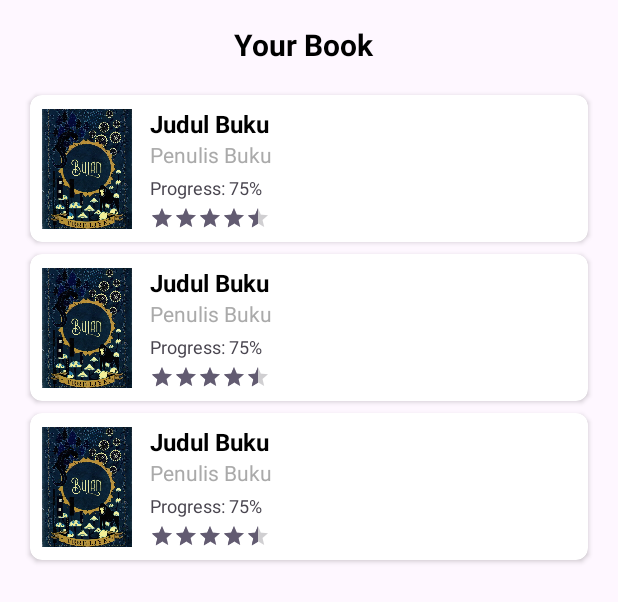
After one commit to oktapianir/SeNov, an Android app: the layout fragment_your_book.xml on its own in the app's theme, with its tools: preview values and no code run, on a phone screen of 412 x 824 dp. The commit adds this screen. Shown: the top 602 px of the screen. Run offline under Robolectric (Android 15) with nearby library versions, the phone set to English and light mode, and no system bars; Roboto replaces fonts that are not available here.

Commit message:
feat: add your book fragment and navigation

```diff
--- a/app/src/main/java/com/okta/senov/activity/MainActivity.kt
+++ b/app/src/main/java/com/okta/senov/activity/MainActivity.kt
@@ -47,6 +47,9 @@ class MainActivity : AppCompatActivity() {
                 R.id.searchFragment -> {
                     binding.bottomNavigation.visibility = View.VISIBLE
                 }
+                R.id.YourBookFragment -> {
+                    binding.bottomNavigation.visibility = View.VISIBLE
+                }
                 else -> {
                     binding.bottomNavigation.visibility = View.GONE
                 }
--- a/app/src/main/java/com/okta/senov/fragment/HomeFragment.kt
+++ b/app/src/main/java/com/okta/senov/fragment/HomeFragment.kt
@@ -37,6 +37,9 @@ class HomeFragment : Fragment(R.layout.fragment_home) {
         binding.searchIcon.setOnClickListener {
             binding.searchIcon.findNavController().navigate(R.id.action_home_to_search)
         }
+        binding.yourBook.setOnClickListener {
+            binding.yourBook.findNavController().navigate(R.id.action_home_to_yourbook)
+        }
 
         bookViewModel.fetchBooksFromApi(apiKey, "adventure")
 
--- /dev/null
+++ b/app/src/main/java/com/okta/senov/fragment/YourBookFragment.kt
@@ -0,0 +1,19 @@
+package com.okta.senov.fragment
+
+import android.os.Bundle
+import android.view.LayoutInflater
+import android.view.View
+import android.view.ViewGroup
+import androidx.fragment.app.Fragment
+import com.okta.senov.R
+
+class YourBookFragment : Fragment() {
+
+    override fun onCreateView(
+        inflater: LayoutInflater, container: ViewGroup?,
+        savedInstanceState: Bundle?
+    ): View? {
+        // Inflate the layout for this fragment
+        return inflater.inflate(R.layout.fragment_your_book, container, false)
+    }
+}
--- a/app/src/main/res/layout/fragment_home.xml
+++ b/app/src/main/res/layout/fragment_home.xml
@@ -35,6 +35,18 @@
         <!-- Ikon Pencarian -->
         <ImageView
             android:id="@+id/searchIcon"
+            android:layout_width="40dp"
+            android:layout_height="40dp"
+            android:src="@drawable/ic_search"
+            android:contentDescription="@string/search_icon"
+            android:layout_marginEnd="16dp"
+            android:layout_marginTop="16dp"
+            app:layout_constraintEnd_toEndOf="parent"
+            app:layout_constraintTop_toTopOf="parent"
+            android:visibility="gone" />
+
+        <ImageView
+            android:id="@+id/yourBook"
             android:layout_width="40dp"
             android:layout_height="40dp"
             android:src="@drawable/ic_search"
--- /dev/null
+++ b/app/src/main/res/layout/fragment_your_book.xml
@@ -0,0 +1,45 @@
+<?xml version="1.0" encoding="utf-8"?>
+<FrameLayout xmlns:android="http://schemas.android.com/apk/res/android"
+    xmlns:app="http://schemas.android.com/apk/res-auto"
+    xmlns:tools="http://schemas.android.com/tools"
+    android:layout_width="match_parent"
+    android:layout_height="match_parent"
+    tools:context=".fragment.YourBookFragment">
+
+    <androidx.constraintlayout.widget.ConstraintLayout
+        android:layout_width="match_parent"
+        android:layout_height="match_parent"
+        android:padding="16dp">
+
+        <!-- Judul Halaman -->
+
+        <!-- RecyclerView untuk daftar buku - diubah menjadi list horizontal -->
+
+        <TextView
+            android:id="@+id/tvTitle"
+            android:layout_width="wrap_content"
+            android:layout_height="wrap_content"
+            android:layout_marginStart="140dp"
+            android:paddingBottom="8dp"
+            android:text="@string/your_book_nav"
+            android:textColor="@android:color/black"
+            android:textSize="20sp"
+            android:textStyle="bold"
+            app:layout_constraintStart_toStartOf="parent"
+            app:layout_constraintTop_toTopOf="parent" />
+
+        <androidx.recyclerview.widget.RecyclerView
+            android:id="@+id/rvBooks"
+            android:layout_width="match_parent"
+            android:layout_height="0dp"
+            android:clipToPadding="false"
+            android:paddingVertical="8dp"
+            app:layout_constraintTop_toBottomOf="@id/tvTitle"
+            app:layout_constraintStart_toStartOf="parent"
+            app:layout_constraintEnd_toEndOf="parent"
+            app:layout_constraintBottom_toBottomOf="parent"
+            tools:listitem="@layout/item_your_book" />
+
+    </androidx.constraintlayout.widget.ConstraintLayout>
+
+</FrameLayout>
--- /dev/null
+++ b/app/src/main/res/layout/item_your_book.xml
@@ -0,0 +1,85 @@
+<?xml version="1.0" encoding="utf-8"?>
+<androidx.cardview.widget.CardView
+    xmlns:android="http://schemas.android.com/apk/res/android"
+    xmlns:app="http://schemas.android.com/apk/res-auto"
+    xmlns:tools="http://schemas.android.com/tools"
+    android:layout_width="match_parent"
+    android:layout_height="wrap_content"
+    android:layout_marginVertical="4dp"
+    android:layout_marginHorizontal="4dp"
+    app:cardCornerRadius="8dp"
+    app:cardElevation="2dp">
+
+    <androidx.constraintlayout.widget.ConstraintLayout
+        android:layout_width="match_parent"
+        android:layout_height="wrap_content"
+        android:padding="8dp">
+
+        <!-- Cover Buku -->
+        <ImageView
+            android:id="@+id/ivBookCover"
+            android:layout_width="60dp"
+            android:layout_height="80dp"
+            android:scaleType="centerCrop"
+            android:src="@drawable/img_book_cover1"
+            android:background="@android:color/darker_gray"
+            app:layout_constraintStart_toStartOf="parent"
+            app:layout_constraintTop_toTopOf="parent"
+            app:layout_constraintBottom_toBottomOf="parent" />
+
+        <!-- Informasi Buku - Layout memanjang ke samping -->
+        <LinearLayout
+            android:layout_width="0dp"
+            android:layout_height="wrap_content"
+            android:orientation="vertical"
+            android:layout_marginStart="12dp"
+            app:layout_constraintStart_toEndOf="@id/ivBookCover"
+            app:layout_constraintEnd_toEndOf="parent"
+            app:layout_constraintTop_toTopOf="parent"
+            app:layout_constraintBottom_toBottomOf="parent">
+
+            <!-- Judul Buku -->
+            <TextView
+                android:id="@+id/tvBookTitle"
+                android:layout_width="match_parent"
+                android:layout_height="wrap_content"
+                android:textSize="16sp"
+                android:textStyle="bold"
+                android:textColor="@android:color/black"
+                android:maxLines="1"
+                android:ellipsize="end"
+                tools:text="Judul Buku" />
+
+            <!-- Penulis Buku -->
+            <TextView
+                android:id="@+id/tvAuthor"
+                android:layout_width="match_parent"
+                android:layout_height="wrap_content"
+                android:textSize="14sp"
+                android:textColor="@android:color/darker_gray"
+                android:maxLines="1"
+                android:ellipsize="end"
+                tools:text="Penulis Buku" />
+
+            <!-- Progress Baca -->
+            <TextView
+                android:id="@+id/tvProgress"
+                android:layout_width="match_parent"
+                android:layout_height="wrap_content"
+                android:textSize="12sp"
+                android:layout_marginTop="4dp"
+                tools:text="Progress: 75%" />
+
+            <!-- Rating -->
+            <RatingBar
+                android:id="@+id/ratingBar"
+                android:layout_width="wrap_content"
+                android:layout_height="wrap_content"
+                style="?android:attr/ratingBarStyleSmall"
+                android:numStars="5"
+                android:rating="4.5"
+                android:layout_marginTop="4dp" />
+        </LinearLayout>
+
+    </androidx.constraintlayout.widget.ConstraintLayout>
+</androidx.cardview.widget.CardView>
--- a/app/src/main/res/menu/bottom_nav_menu.xml
+++ b/app/src/main/res/menu/bottom_nav_menu.xml
@@ -8,9 +8,9 @@
         android:icon="@drawable/ic_search"
         android:title="@string/search_icon"/>
     <item
-        android:id="@+id/nav_books"
+        android:id="@+id/YourBookFragment"
         android:icon="@drawable/ic_book"
-        android:title="@string/books"/>
+        android:title="@string/your_book"/>
     <item
         android:id="@+id/profileFragment"
         android:icon="@drawable/ic_person"
--- a/app/src/main/res/navigation/nav_graph.xml
+++ b/app/src/main/res/navigation/nav_graph.xml
@@ -18,6 +18,9 @@
         <action
             android:id="@+id/action_home_to_search"
             app:destination="@id/searchFragment" />
+        <action
+            android:id="@+id/action_home_to_yourbook"
+            app:destination="@id/YourBookFragment" />
     </fragment>
 
     <!-- Definisi Fragment Detail -->
@@ -42,6 +45,11 @@
         android:label="Search"
         tools:layout="@layout/fragment_search" />
 
+    <fragment
+        android:id="@+id/YourBookFragment"
+        android:name="com.okta.senov.fragment.YourBookFragment"
+        android:label="Search"
+        tools:layout="@layout/fragment_your_book" />
 
     <!-- Definisi Fragment Profile -->
     <fragment
--- a/app/src/main/res/values/strings.xml
+++ b/app/src/main/res/values/strings.xml
@@ -15,6 +15,7 @@
     <string name="all_books">All Books</string>
     <string name="home">Home</string>
     <string name="books">Books</string>
+    <string name="your_book">Your Book</string>
     <string name="audio">Audio</string>
     <string name="profile">Profile</string>
     <string name="go_to_detail">Go to Detail</string>
@@ -85,4 +86,5 @@
     <string name="register_success_user">Registrasi user berhasil</string>
     <string name="dashboard_admin">Dashboard Admin</string>
     <string name="title_feature_add">Tambah Author</string>
+    <string name="your_book_nav">Your Book</string>
 </resources>
```
